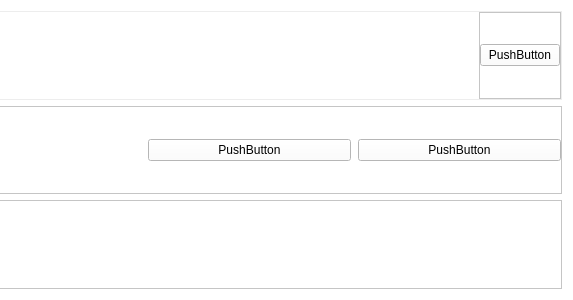
The window that client/screens/widgets/header/header.ui (kleroop/TechCourse_2022_12) describes before a commit, drawn with Qt 5; both pictures show x 519 to 1092 and y 0 to 300 of the 1092 by 300 pixel window.
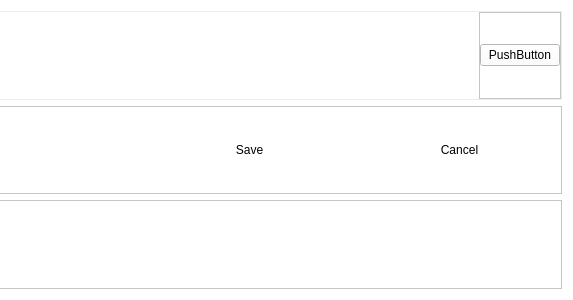
The same window after the commit. Icons and pictures are not drawn.

Patch:
```diff
--- a/client/screens/widgets/header/header.ui
+++ b/client/screens/widgets/header/header.ui
@@ -264,14 +264,20 @@
         <item>
          <widget class="QPushButton" name="pushButton">
           <property name="text">
-           <string>PushButton</string>
+           <string>Save</string>
+          </property>
+          <property name="flat">
+           <bool>true</bool>
           </property>
          </widget>
         </item>
         <item>
          <widget class="QPushButton" name="pushButton_2">
           <property name="text">
-           <string>PushButton</string>
+           <string>Cancel</string>
+          </property>
+          <property name="flat">
+           <bool>true</bool>
           </property>
          </widget>
         </item>
```
